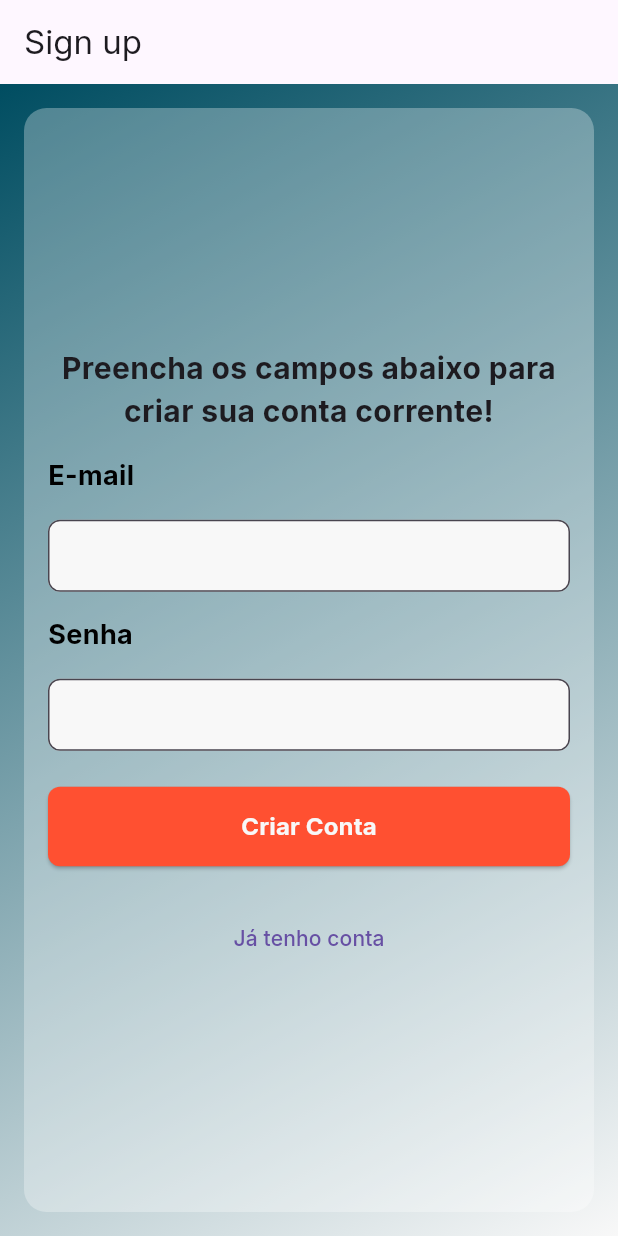
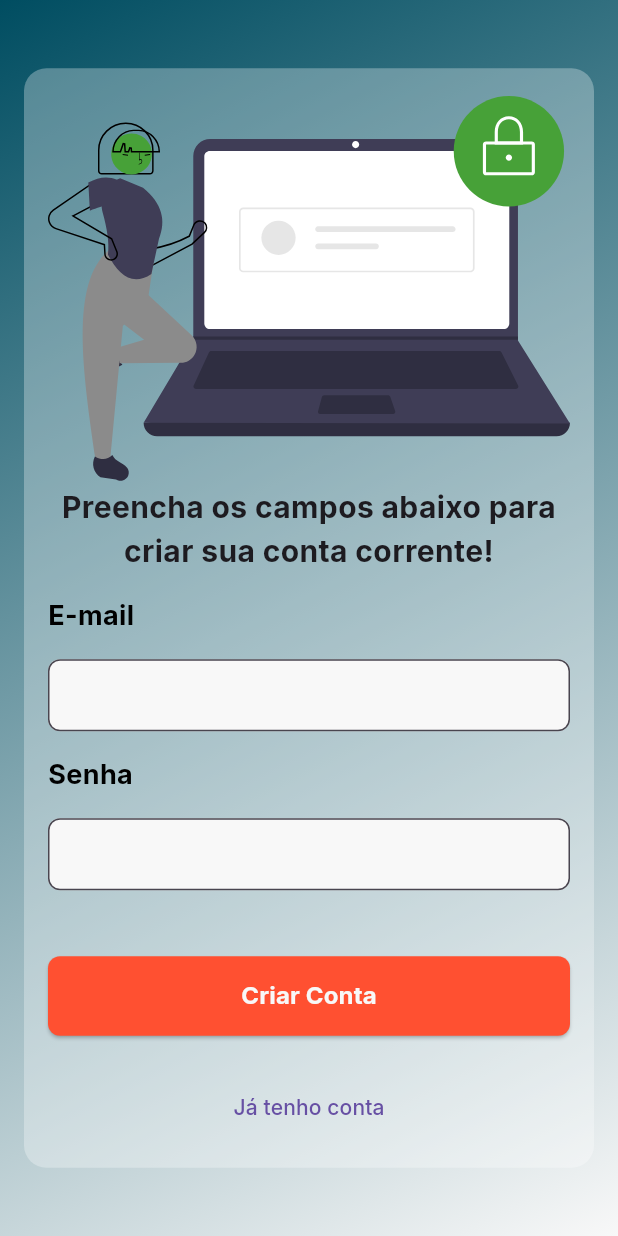
Before and after one commit to Walteann/bytebank-flutter, a Flutter app: the screen it shows after launch, after a tap on "Abra uma conta", on a phone screen of 412 x 824 dp. Run offline on Flutter 3.47's test engine with Material 3 defaults, Android fonts, the phone set to English and light mode, and no system bars; our stand-ins replace firebase_auth, firebase_core, flutter_svg, google_fonts; accounts and stored records are empty; network calls fail; project files that could hold a hidden picture were left out.

Commit message:
feat: add images in signIn and signUp screens

```diff
--- a/lib/ui/screens/sign-in.dart
+++ b/lib/ui/screens/sign-in.dart
@@ -2,6 +2,7 @@ import 'package:bytebank_flutter/routes.dart';
 import 'package:bytebank_flutter/ui/themes/app-colors.dart';
 import 'package:firebase_auth/firebase_auth.dart';
 import 'package:flutter/material.dart';
+import 'package:flutter_svg/svg.dart';
 import 'package:google_fonts/google_fonts.dart';
 
 class SignIn extends StatefulWidget {
@@ -23,7 +24,6 @@ class _SignInState extends State<SignIn> {
   @override
   Widget build(BuildContext context) {
     return Scaffold(
-      appBar: AppBar(title: Text("Sign In")),
       body: Container(
         decoration: BoxDecoration(
           gradient: LinearGradient(
@@ -35,7 +35,11 @@ class _SignInState extends State<SignIn> {
             end: Alignment.bottomRight,
           ),
         ),
-        child: Padding(
+        child: Column(
+          mainAxisAlignment: MainAxisAlignment.center,
+          crossAxisAlignment: CrossAxisAlignment.center,
+          children: [
+            Padding(
               padding: const EdgeInsets.all(16),
               child: Container(
                 decoration: BoxDecoration(
@@ -56,6 +60,7 @@ class _SignInState extends State<SignIn> {
                         MainAxisAlignment.center,
 
                     children: [
+                      SvgPicture.asset('assets/images/ilustration_signIn.svg'),
                       Text(
                         'Login',
                         style: GoogleFonts.inter(
@@ -164,6 +169,8 @@ class _SignInState extends State<SignIn> {
                 ),
               ),
             ),
+          ],
+        ),
       ),
     );
   }
@@ -179,14 +186,12 @@ class _SignInState extends State<SignIn> {
         password: _passwordController.text.trim(),
       );
 
-      print("vamos logar");
       if (!mounted) return;
       Navigator.pushReplacementNamed(
         context,
         Routes.home,
       );
     } catch (e) {
-      print("Erro ao fazer login: $e");
       if (mounted) {
         ScaffoldMessenger.of(context).showSnackBar(
           SnackBar(
--- a/lib/ui/screens/sign-up.dart
+++ b/lib/ui/screens/sign-up.dart
@@ -3,6 +3,7 @@ import 'package:bytebank_flutter/ui/themes/app-colors.dart';
 import 'package:firebase_auth/firebase_auth.dart';
 import 'package:flutter/material.dart';
 import 'package:google_fonts/google_fonts.dart';
+import 'package:flutter_svg/flutter_svg.dart';
 
 class SignUp extends StatefulWidget {
   const SignUp({super.key});
@@ -19,10 +20,11 @@ class _SignUpState extends State<SignUp> {
 
   final FirebaseAuth _auth = FirebaseAuth.instance;
 
+  String _errorMessage = '';
+
   @override
   Widget build(BuildContext context) {
     return Scaffold(
-      appBar: AppBar(title: Text("Sign up")),
       body: Container(
         decoration: BoxDecoration(
           gradient: LinearGradient(
@@ -34,7 +36,11 @@ class _SignUpState extends State<SignUp> {
             end: Alignment.bottomRight,
           ),
         ),
-        child: Padding(
+        child: Column(
+           mainAxisAlignment: MainAxisAlignment.center,
+          crossAxisAlignment: CrossAxisAlignment.center,
+          children: [
+            Padding(
               padding: const EdgeInsets.all(16),
               child: Container(
                 decoration: BoxDecoration(
@@ -55,6 +61,7 @@ class _SignUpState extends State<SignUp> {
                         MainAxisAlignment.center,
 
                     children: [
+                      SvgPicture.asset('assets/images/ilustration_signUp.svg'),
                       Text(
                         'Preencha os campos abaixo para criar sua conta corrente!',
                         style: GoogleFonts.inter(
@@ -105,6 +112,7 @@ class _SignUpState extends State<SignUp> {
                             inputDecorationCustom(),
                         obscureText: true,
                       ),
+                      Text(_errorMessage, style: TextStyle(color: Colors.red),),
                       SizedBox(height: 24.0),
                       Row(
                         children: [
@@ -157,6 +165,8 @@ class _SignUpState extends State<SignUp> {
                 ),
               ),
             ),
+          ],
+        ),
       ),
     );
   }
@@ -171,6 +181,9 @@ class _SignUpState extends State<SignUp> {
       Navigator.pushReplacementNamed(context, Routes.signIn);
     } catch(e) {
       // COLOCAR AQUI SE DER ERROR
+      setState(() {
+        _errorMessage = e.toString();
+      });
     }
 
   }
--- a/pubspec.yaml
+++ b/pubspec.yaml
@@ -33,6 +33,7 @@ dependencies:
   google_fonts: ^6.3.3
   firebase_core: ^4.3.0
   firebase_auth: ^6.1.3
+  flutter_svg: ^2.0.7
 
   # The following adds the Cupertino Icons font to your application.
   # Use with the CupertinoIcons class for iOS style icons.
@@ -61,7 +62,7 @@ flutter:
 
   # To add assets to your application, add an assets section, like this:
   assets:
-    - assets/images/Logo_1.svg
+    - assets/images/
   #   - images/a_dot_ham.jpeg
 
   # An image asset can refer to one or more resolution-specific "variants", see
```
Also changed, not shown: assets/images/Icone_Dispositivos.svg (added), assets/images/Icone_Pontos.svg (added), assets/images/Icone_Presente.svg (added), assets/images/Icone_Saque.svg (added), assets/images/Ilustration_Banner.svg (added), assets/images/ilustration_signIn.svg (added), assets/images/ilustration_signUp.svg (added), pubspec.lock. Lines whose indentation alone changed are shown as unchanged.
